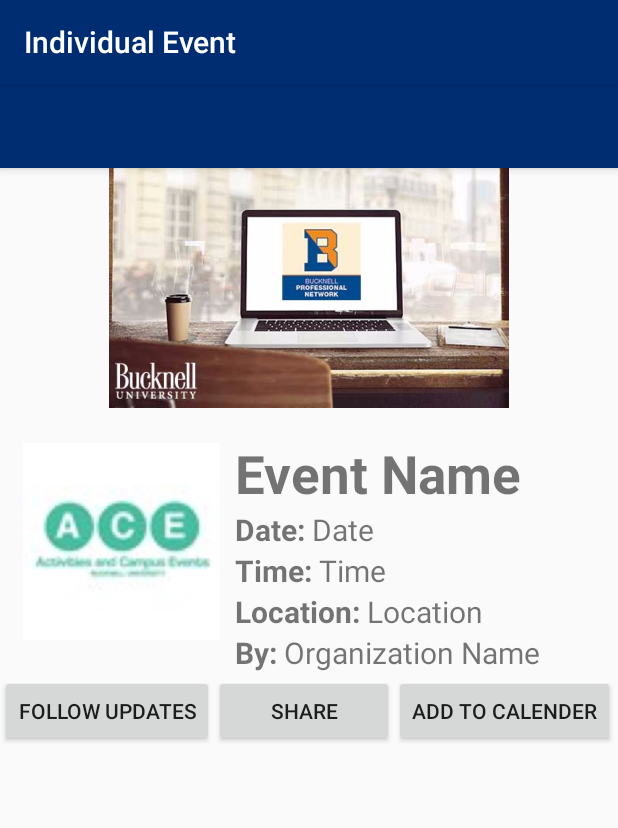
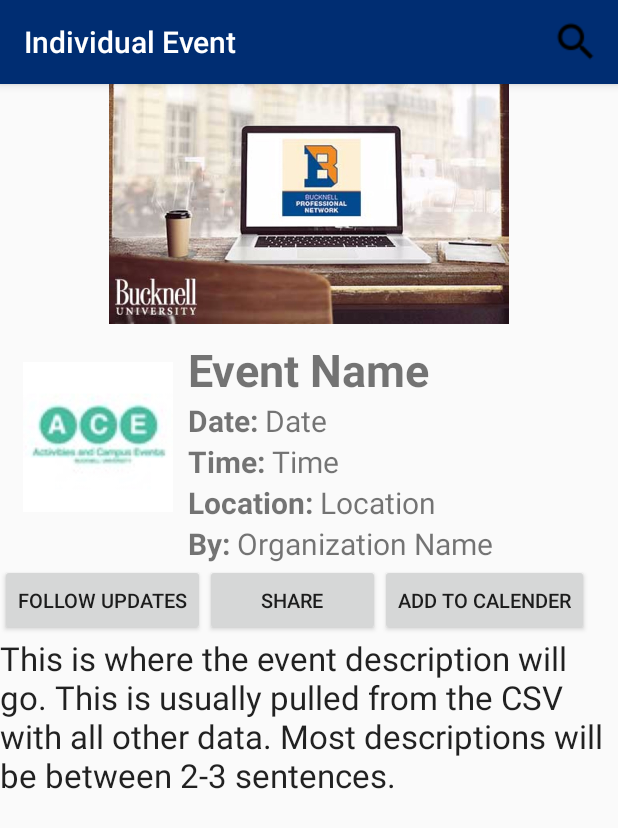
Before and after one commit to kanki6315/B-InvolvedAndroid, an Android app: the IndividualEventActivity screen opened directly, with no data from a screen before it, on a phone screen of 412 x 824 dp. Shown: the top 828 px of the screen. Run offline under Robolectric (Android 15) with nearby library versions, the phone set to English and light mode, and no system bars; 1 statement that could not run was skipped.

Commit message:
Added changes for individual event

```diff
--- a/BInvolved/app/src/main/java/edu/bucknell/binvolved/IndividualEventActivity.java
+++ b/BInvolved/app/src/main/java/edu/bucknell/binvolved/IndividualEventActivity.java
@@ -1,8 +1,10 @@
 package edu.bucknell.binvolved;
 
-import android.support.v7.app.AppCompatActivity;
-import android.os.Bundle;
-import android.widget.Toolbar;
+        import android.support.v7.app.AppCompatActivity;
+        import android.support.v7.widget.Toolbar;
+        import android.os.Bundle;
+        import android.view.Menu;
+        import android.view.MenuItem;
 
 public class IndividualEventActivity extends AppCompatActivity {
 
@@ -11,6 +13,28 @@ public class IndividualEventActivity extends AppCompatActivity {
         super.onCreate(savedInstanceState);
         setContentView(R.layout.activity_individual_event);
 
-        //getActionBar().setDisplayHomeAsUpEnabled(true);
+        getActionBar().setDisplayHomeAsUpEnabled(true);
+    }
+
+    @Override
+    public boolean onCreateOptionsMenu(Menu menu) {
+        // Inflate the menu; this adds items to the action bar if it is present.
+        getMenuInflater().inflate(R.menu.menu_individual_event, menu);
+        return true;
+    }
+
+    @Override
+    public boolean onOptionsItemSelected(MenuItem item) {
+        // Handle action bar item clicks here. The action bar will
+        // automatically handle clicks on the Home/Up button, so long
+        // as you specify a parent activity in AndroidManifest.xml.
+        int id = item.getItemId();
+
+        //noinspection SimplifiableIfStatement
+        if (id == R.id.action_search) {
+            return true;
+        }
+
+        return super.onOptionsItemSelected(item);
     }
 }
--- a/BInvolved/app/src/main/res/layout/activity_individual_event.xml
+++ b/BInvolved/app/src/main/res/layout/activity_individual_event.xml
@@ -5,25 +5,10 @@
     android:layout_width="match_parent"
     android:layout_height="match_parent">
 
-    <Toolbar
-        android:id="@+id/main_toolbar"
-        android:layout_width="match_parent"
-        android:layout_height="?attr/actionBarSize"
-        android:background="@color/midnightBlue"
-        android:elevation="4dp"
-        android:theme="@style/ThemeOverlay.AppCompat.ActionBar"
-        android:popupTheme="@style/ThemeOverlay.AppCompat.Light"/>
-
     <ImageView
         android:layout_width="match_parent"
-        android:layout_height="@dimen/banner_image_height"
+        android:layout_height="160dp"
         android:src="@drawable/bucknell_student_alumni_virtual_networking_event" />
-
-    <Gallery
-        android:layout_width="wrap_content"
-        android:layout_height="wrap_content"
-        android:id="@+id/gallery"
-        android:layout_gravity="center_horizontal" />
 
     <LinearLayout xmlns:android="http://schemas.android.com/apk/res/android"
         android:id="@+id/mainRelativeLayout"
@@ -39,8 +24,8 @@
 
             <ImageView
                 android:id="@+id/logoImage"
-                android:layout_width="131dp"
-                android:layout_height="178dp"
+                android:layout_width="100dp"
+                android:layout_height="150dp"
                 android:gravity="center"
                 android:src="@drawable/ace"
                 android:layout_marginLeft="15dp"
@@ -55,14 +40,14 @@
 
                 <Space
                     android:layout_width="match_parent"
-                    android:layout_height="20dp" />
+                    android:layout_height="10dp" />
 
                 <TextView
                     android:id="@+id/eventName"
                     android:layout_width="wrap_content"
                     android:layout_height="wrap_content"
                     android:text="Event Name"
-                    android:textSize="35dp"
+                    android:textSize="30dp"
                     android:textStyle="bold"/>
 
                 <GridLayout
@@ -144,29 +129,47 @@
 
             <Button
                 android:layout_width="wrap_content"
-                android:layout_height="wrap_content"
+                android:layout_height="match_parent"
                 android:text="Follow Updates"
                 android:layout_row="0"
-                android:layout_column="0" />
+                android:layout_column="0"
+                android:textSize="13dp" />
 
             <Button
                 android:layout_width="wrap_content"
-                android:layout_height="wrap_content"
+                android:layout_height="match_parent"
                 android:text="Share"
                 android:layout_row="0"
                 android:layout_column="1"
                 android:paddingLeft="37dp"
-                android:paddingRight="37dp" />
+                android:paddingRight="37dp"
+                android:textSize="13dp" />
 
             <Button
                 android:layout_width="wrap_content"
                 android:layout_height="wrap_content"
                 android:text="Add to Calender"
                 android:layout_row="0"
-                android:layout_column="2" />
+                android:layout_column="2"
+                android:textSize="13dp" />
 
         </GridLayout>
 
+        <TextView
+            android:layout_width="match_parent"
+            android:layout_height="wrap_content"
+            android:textAppearance="?android:attr/textAppearanceLarge"
+            android:text="This is where the event description will go. This is usually pulled from the CSV with all other data. Most descriptions will be between 2-3 sentences."
+            android:id="@+id/eventTextDescription"
+            android:layout_gravity="center_horizontal"
+            android:layout_weight="0.17" />
+
+        <HorizontalScrollView
+            android:layout_width="match_parent"
+            android:layout_height="wrap_content">
+
+
+        </HorizontalScrollView>
 
     </LinearLayout>
 </LinearLayout>
```
